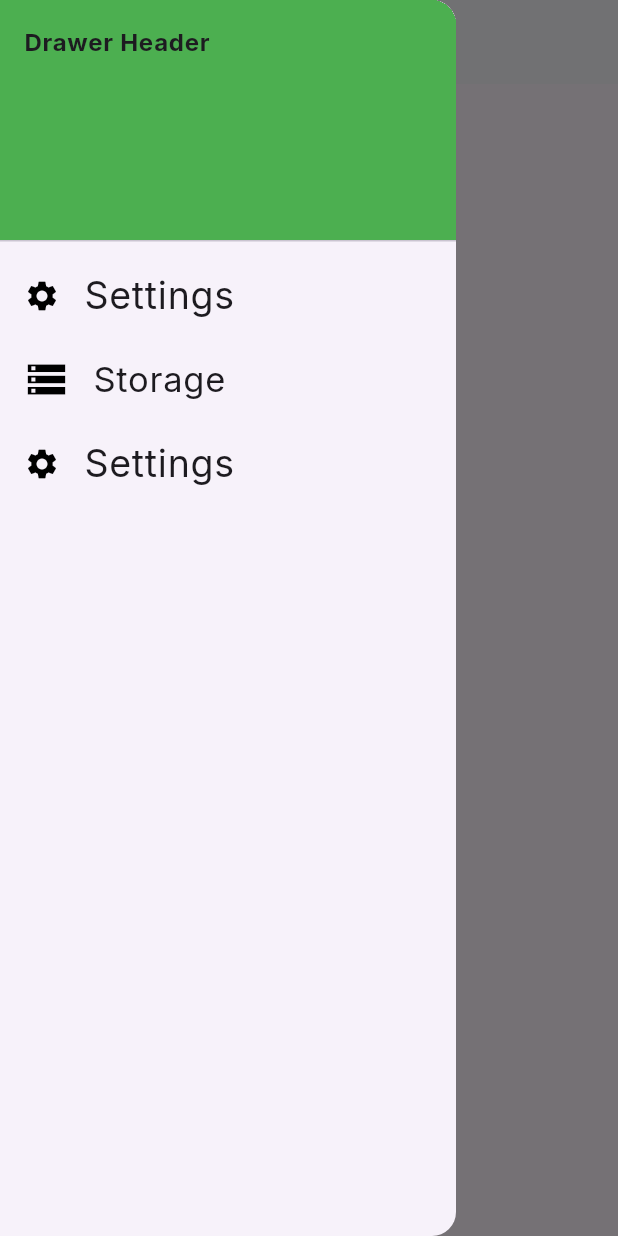
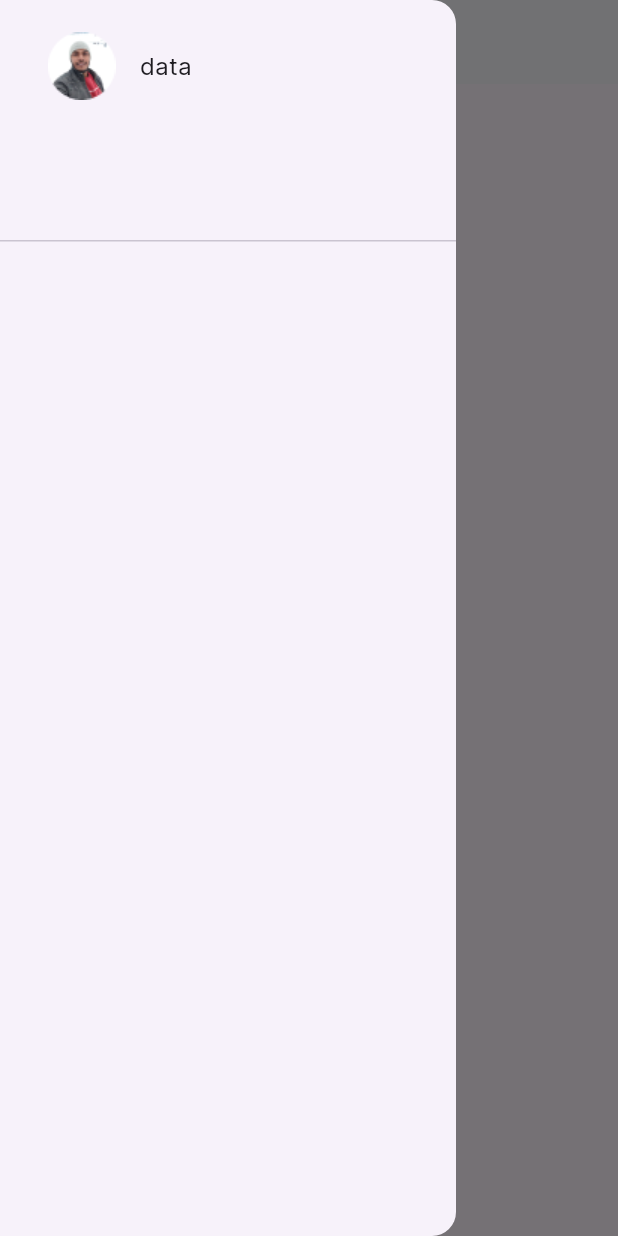
Before and after one commit to salman96007/littlelounge, a Flutter app: the HomePage screen opened directly, with the side drawer open, on a phone screen of 412 x 824 dp. Run offline on Flutter 3.47's test engine with Material 3 defaults, Android fonts, the phone set to English and light mode, and no system bars; our stand-ins replace flutter_svg, google_fonts.

Commit message:
svg piture

```diff
--- a/lib/constant/colorconstant.dart
+++ b/lib/constant/colorconstant.dart
@@ -2,7 +2,7 @@ import 'dart:ui';
 
 class ColorConst{
   static const primaryColor=Color(0xffFFFFFF);
-  static const secondary=Color(0xff000000);
+  static const secondary=Color(0xff1D1E200);
   static const thirdColor=Color(0xff9775FA);
   static const forth=Color(0xffEE65DB);
   static const fifth=Color(0xff1DA1F2);
@@ -11,8 +11,7 @@ class ColorConst{
   static const eighth=Color(0xff8F959E);
   static const nineth=Color(0xff1D1E20);
   static const tenth=Color(0xff4267B2);
-  static const eleventh=Color(0xff8F959E);
-
+  static const eleventh=Color(0xffF5F6FA);
 
 
 
--- a/lib/features/home/screen/homepage.dart
+++ b/lib/features/home/screen/homepage.dart
@@ -21,35 +21,15 @@ class HomePage extends StatefulWidget {
         ),
         drawer: Drawer(
       child: ListView(
-      children: const [
-        DrawerHeader(child: Text("Drawer Header",style: TextStyle(
-          fontWeight: FontWeight.bold
-      ),),
-      decoration: BoxDecoration(
-      color: Colors.green,
-      ),),
-      ListTile(
-      leading: Icon(Icons.settings,color: Colors.black,),
-      title: Text("Settings",style: TextStyle(
-      fontSize: 25
-      ),),
-      ),
-      ListTile(
-      leading: Icon(Icons.storage,size: 30,color: Colors.black,),
-      title: Text("Storage",style: TextStyle(
-      fontSize: 23
-      ),),
-      ),
-      ListTile(
-      leading: Icon(Icons.settings,color: Colors.black,),
-      title: Text("Settings",style: TextStyle(
-      fontSize: 25
-      ),),
-      ),
+      children:  [
+         DrawerHeader(child: ListTile(
+           leading: Image.asset(ImageConstant.boy1),
+           title: Text("data"),
+         ))
 
-      ],
-      ),
-      ),
+          ],
+         ),
+       ),
       );
     }
   }
```
